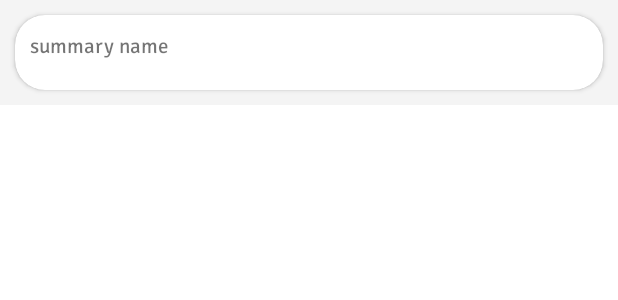
After one commit to jarekkopaczewski/Planer, an Android app: the layout summary_in_list_extended.xml on its own in the app's theme, with its tools: preview values and no code run, on a phone screen of 412 x 824 dp. The commit adds this screen. Shown: the top 300 px of the screen. Run offline under Robolectric (Android 15) with nearby library versions, the phone set to English and light mode, and no system bars.

Commit message:
- add summary browser

```diff
--- a/app/src/main/java/skills/future/planer/MainActivity.java
+++ b/app/src/main/java/skills/future/planer/MainActivity.java
@@ -127,9 +127,8 @@ public class MainActivity extends AppCompatActivity {
                 .findFragmentById(R.id.nav_host_fragment_content_main);
 
         // set up corner menu
-
         assert navHostFragment != null;
-        mAppBarConfiguration = new AppBarConfiguration.Builder(R.id.nav_home, R.id.nav_gallery).setOpenableLayout(drawer).build();
+        mAppBarConfiguration = new AppBarConfiguration.Builder(R.id.nav_home, R.id.nav_summary, R.id.nav_habit_creator).setOpenableLayout(drawer).build();
         NavController navController = navHostFragment.getNavController();
         NavigationUI.setupActionBarWithNavController(this, navController, mAppBarConfiguration);
         NavigationUI.setupWithNavController(navigationView, navController);
--- a/app/src/main/java/skills/future/planer/db/summary/SummaryDao.java
+++ b/app/src/main/java/skills/future/planer/db/summary/SummaryDao.java
@@ -27,6 +27,12 @@ public interface SummaryDao {
 
     @Query("SELECT * FROM SummaryData WHERE year = :year and month = :month and summaryType = \"monthSummary\"")
     List<SummaryData> getMonthSummary(int year, int month);
+
+    @Query("SELECT * FROM SummaryData WHERE year = :year and summaryType = \"monthSummary\"")
+    List<SummaryData> getMonthsFromYearSummary(int year);
+
+    @Query("SELECT * FROM SummaryData WHERE year = :year and month = :month and summaryType = \"weekSummary\"")
+    List<SummaryData> getWeeksFromMonthSummary(int year, int month);
 
     @Query("SELECT * FROM SummaryData WHERE year = :year and weekNumber =:weekNumber and  summaryType = \"weekSummary\"")
     List<SummaryData> getWeekSummary(int year, int weekNumber);
--- /dev/null
+++ b/app/src/main/res/layout/summary_in_list_extended.xml
@@ -0,0 +1,55 @@
+<?xml version="1.0" encoding="utf-8"?>
+<androidx.constraintlayout.widget.ConstraintLayout xmlns:android="http://schemas.android.com/apk/res/android"
+    xmlns:app="http://schemas.android.com/apk/res-auto"
+    xmlns:tools="http://schemas.android.com/tools"
+    android:layout_width="match_parent"
+    android:layout_height="wrap_content"
+    android:background="@color/background">
+
+    <androidx.cardview.widget.CardView
+        android:layout_width="match_parent"
+        android:layout_height="wrap_content"
+        android:layout_margin="10dp"
+        android:background="@color/foreground"
+        app:cardBackgroundColor="@color/foreground"
+        app:cardCornerRadius="20dp"
+        app:layout_constraintBottom_toBottomOf="parent"
+        app:layout_constraintEnd_toEndOf="parent"
+        app:layout_constraintStart_toStartOf="parent"
+        app:layout_constraintTop_toTopOf="parent"
+        app:layout_constraintVertical_bias="0.0">
+
+        <androidx.constraintlayout.widget.ConstraintLayout
+            android:layout_width="match_parent"
+            android:layout_height="match_parent">
+
+            <TextView
+                android:id="@+id/summaryNameText"
+                android:layout_width="match_parent"
+                android:layout_height="20dp"
+                android:layout_marginStart="10dp"
+                android:layout_marginTop="10dp"
+                android:layout_marginEnd="10dp"
+                android:fontFamily="@font/signika_regular"
+                android:text="summary name"
+                app:layout_constraintBottom_toBottomOf="parent"
+                app:layout_constraintEnd_toEndOf="parent"
+                app:layout_constraintStart_toStartOf="parent"
+                app:layout_constraintTop_toTopOf="parent"
+                app:layout_constraintVertical_bias="0.0" />
+
+            <androidx.recyclerview.widget.RecyclerView
+                android:id="@+id/weekRecyclerView"
+                android:layout_width="match_parent"
+                android:layout_height="wrap_content"
+                android:layout_margin="10dp"
+                android:background="@color/foreground"
+                android:isScrollContainer="true"
+                app:layout_constraintBottom_toBottomOf="parent"
+                app:layout_constraintEnd_toEndOf="parent"
+                app:layout_constraintStart_toStartOf="parent"
+                app:layout_constraintTop_toBottomOf="@+id/summaryNameText" />
+        </androidx.constraintlayout.widget.ConstraintLayout>
+
+    </androidx.cardview.widget.CardView>
+</androidx.constraintlayout.widget.ConstraintLayout>
--- a/app/src/main/res/values-night/colors.xml
+++ b/app/src/main/res/values-night/colors.xml
@@ -9,6 +9,7 @@
     <color name="background">#151515</color>
     <color name="background_2">#202020</color>
     <color name="foreground">#303030</color>
+    <color name="foreground2">#1C1C1C</color>
     <color name="second_color_3320">#F36718</color>
     <color name="imageTintColor">#FFFFFF</color>
     <color name="imageTintColor_2">#959595</color>
--- a/app/src/main/res/values/colors.xml
+++ b/app/src/main/res/values/colors.xml
@@ -10,6 +10,7 @@
     <color name="background">#F4F4F4</color>
     <color name="background_2">#B5B5B5</color>
     <color name="foreground">#FFFFFF</color>
+    <color name="foreground2">#E8E8E8</color>
     <color name="second_color_3320">#F36718</color>
     <color name="imageTintColor">#FF000000</color>
     <color name="imageTintColor_2">#7A7A7A</color>
```
Also changed, not shown: app/src/main/AndroidManifest.xml (+13 -9 lines), app/src/main/java/skills/future/planer/db/AppDatabase.java (+13 -1 lines), app/src/main/java/skills/future/planer/db/summary/SummaryRepository.java (+14 -0 lines), app/src/main/java/skills/future/planer/db/summary/SummaryViewModel.java (+14 -0 lines), app/src/main/java/skills/future/planer/ui/summary/SummaryFragment.java (+34 -19 lines), app/src/main/java/skills/future/planer/ui/summary/SummaryViewModel.java (deleted, +0 -19 lines), app/src/main/java/skills/future/planer/ui/summary/adapter/SummaryTotalAdapter.java (added, +119 -0 lines), app/src/main/java/skills/future/planer/ui/summary/adapter/WeekSummaryTotalAdapter.java (added, +66 -0 lines), app/src/main/java/skills/future/planer/ui/summary/viewholders/SummaryViewHolder.java (added, +34 -0 lines), app/src/main/java/skills/future/planer/ui/summary/viewholders/SummaryViewHolderExtended.java (added, +53 -0 lines), app/src/main/res/layout/fragment_summary_browser.xml (+4 -3 lines), app/src/main/res/layout/summary_in_list.xml (added, +41 -0 lines), app/src/main/res/layout/summary_in_list_week.xml (added, +42 -0 lines), app/src/main/res/values/strings.xml (+9 -0 lines).
